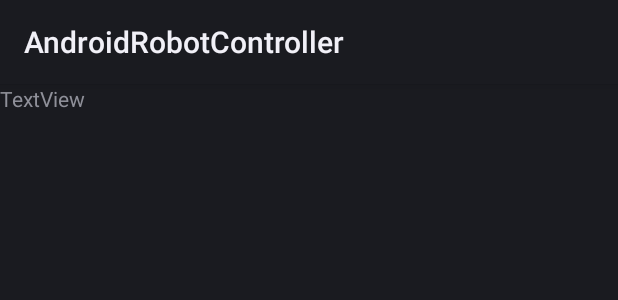
After one commit to micheleantonazzi/android-robot-controller, an Android app: the layout fragment_map.xml on its own in the app's theme, with its tools: preview values and no code run, on a phone screen of 412 x 824 dp. The commit adds this screen. Shown: the top 300 px of the screen. Run offline under Robolectric (Android 15) with nearby library versions, the phone set to English and light mode, and no system bars.

Commit message:
fragment visualized

```diff
--- a/android_robot_controller/build.gradle
+++ b/android_robot_controller/build.gradle
@@ -27,8 +27,6 @@ dependencies {
   compile "androidx.navigation:navigation-ui:$navigationVersion"
   compile 'org.ros.android_core:android_core_components:[0.4,0.5)'
   compile 'com.github.Almeros:android-gesture-detectors:v1.0'
-  // Java language implementation
-
 }
 
 buildscript {
--- /dev/null
+++ b/android_robot_controller/src/main/res/layout/fragment_map.xml
@@ -0,0 +1,11 @@
+<?xml version="1.0" encoding="utf-8"?>
+<LinearLayout xmlns:android="http://schemas.android.com/apk/res/android"
+    android:orientation="vertical" android:layout_width="match_parent"
+    android:layout_height="match_parent">
+
+    <TextView
+        android:id="@+id/textView2"
+        android:layout_width="match_parent"
+        android:layout_height="wrap_content"
+        android:text="TextView" />
+</LinearLayout>
--- a/android_robot_controller/src/main/res/layout/main.xml
+++ b/android_robot_controller/src/main/res/layout/main.xml
@@ -1,11 +1,13 @@
 <?xml version="1.0" encoding="utf-8"?>
 <LinearLayout xmlns:android="http://schemas.android.com/apk/res/android"
+    android:id="@+id/layout"
     android:layout_width="fill_parent"
     android:layout_height="fill_parent"
-    android:orientation="vertical" >
+    android:orientation="vertical">
 
     <org.ros.android.android_robot_controller.OpenGL.Views.RosOpenGLView
         android:id="@+id/RosOpenGLView"
         android:layout_width="match_parent"
-        android:layout_height="match_parent" />
+        android:layout_height="362dp" />
+
 </LinearLayout>
```
Also changed, not shown: android_robot_controller/src/main/java/org/ros/android/android_robot_controller/MainActivity.java (+16 -4 lines).
